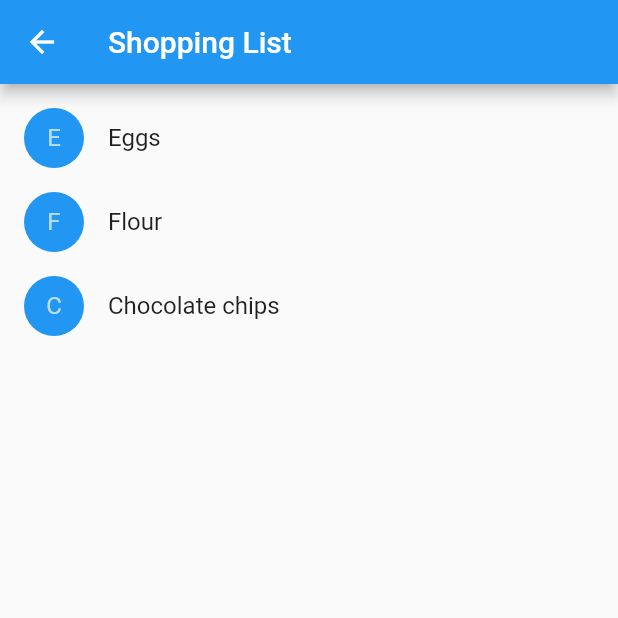
After one commit to bael4/Style_flutter, a Flutter app: the screen it shows after launch, after a tap on "Shopping", on a phone screen of 412 x 824 dp, the top half of it. The commit adds this screen. Run offline on Flutter 3.47's test engine with Material 2 defaults, Android fonts, the phone set to English and light mode, and no system bars.

Commit message:
StateLess & StateFull widgets

```diff
--- a/lib/main.dart
+++ b/lib/main.dart
@@ -2,6 +2,7 @@ import 'package:flutter/material.dart';
 import 'package:hair_style/settings.dart';
 import 'package:hair_style/settings_sound.dart';
 import 'package:hair_style/hair_stylist.dart';
+import 'package:hair_style/shoppingList/main_shopping.dart';
 
 void main() {
   runApp(MaterialApp(
@@ -12,6 +13,7 @@ void main() {
       '/settings': (context) => const Settings(),
       '/settings_sound': (context) => const SettingsSound(),
       '/hair_style': (context) => const HairStylist(),
+      '/shopping_list': (context) => const MainShopping(),
     },
   ));
 }
@@ -49,6 +51,17 @@ class Main extends StatelessWidget {
               },
               icon: const Icon(Icons.shopify_outlined),
               label: const Text('style'),
+            ),
+            TextButton.icon(
+              style: const ButtonStyle(
+                backgroundColor: MaterialStatePropertyAll(Colors.black),
+                foregroundColor: MaterialStatePropertyAll(Colors.white),
+              ),
+              onPressed: () {
+                Navigator.pushNamed(context, '/shopping_list');
+              },
+              icon: const Icon(Icons.shopping_cart),
+              label: const Text('Shopping'),
             )
           ],
         ),
--- /dev/null
+++ b/lib/shoppingList/main_shopping.dart
@@ -0,0 +1,22 @@
+import 'package:flutter/material.dart';
+import 'package:hair_style/shoppingList/shoppinList.dart';
+
+import 'product.dart';
+
+class MainShopping extends StatelessWidget {
+  const MainShopping({super.key});
+
+  @override
+  Widget build(BuildContext context) {
+    return const Scaffold(
+        body: SafeArea(
+            child: Center(
+                child: ShoppingList(
+      products: [
+        Product(name: 'Eggs'),
+        Product(name: 'Flour'),
+        Product(name: 'Chocolate chips'),
+      ],
+    ))));
+  }
+}
--- /dev/null
+++ b/lib/shoppingList/product.dart
@@ -0,0 +1,4 @@
+class Product {
+  final String name;
+  const Product({required this.name});
+}
--- /dev/null
+++ b/lib/shoppingList/shoppinList.dart
@@ -0,0 +1,45 @@
+// ignore_for_file: file_names
+
+import 'package:flutter/material.dart';
+import 'package:hair_style/shoppingList/product.dart';
+import 'package:hair_style/shoppingList/shoppingListItem.dart';
+
+class ShoppingList extends StatefulWidget {
+  final List<Product> products;
+  const ShoppingList({required this.products, super.key});
+  @override
+  State<ShoppingList> createState() => _ShoppingListState();
+}
+
+class _ShoppingListState extends State<ShoppingList> {
+  final _shoppingCart = <Product>{};
+
+  void _handleCartChanged(Product product, bool inCart) {
+    setState(() {
+      if (!inCart) {
+        _shoppingCart.add(product);
+      } else {
+        _shoppingCart.remove(product);
+      }
+    });
+  }
+
+  @override
+  Widget build(BuildContext context) {
+    return Scaffold(
+      appBar: AppBar(
+        title: const Text('Shopping List'),
+      ),
+      body: ListView(
+        padding: const EdgeInsets.symmetric(vertical: 8.0),
+        children: widget.products.map((product) {
+          return ShoppingListItem(
+            product: product,
+            inCart: _shoppingCart.contains(product),
+            onCartChanged: _handleCartChanged,
+          );
+        }).toList(),
+      ),
+    );
+  }
+}
--- /dev/null
+++ b/lib/shoppingList/shoppingListItem.dart
@@ -0,0 +1,53 @@
+import 'package:flutter/material.dart';
+import 'package:hair_style/shoppingList/product.dart';
+
+typedef CartChangedCallback = Function(Product product, bool inCart);
+
+class ShoppingListItem extends StatelessWidget {
+  ShoppingListItem({
+    required this.product,
+    required this.inCart,
+    required this.onCartChanged,
+  }) : super(key: ObjectKey(product));
+
+  final Product product;
+  final bool inCart;
+  final CartChangedCallback onCartChanged;
+
+  Color _getColor(BuildContext context) {
+    // The theme depends on the BuildContext because different
+    // parts of the tree can have different themes.
+    // The BuildContext indicates where the build is
+    // taking place and therefore which theme to use.
+
+    return inCart //
+        ? Colors.black54
+        : Theme.of(context).primaryColor;
+  }
+
+  TextStyle? _getTextStyle(BuildContext context) {
+    if (!inCart) return null;
+
+    return const TextStyle(
+      color: Colors.black54,
+      decoration: TextDecoration.lineThrough,
+    );
+  }
+
+  @override
+  Widget build(BuildContext context) {
+    return ListTile(
+      onTap: () {
+        onCartChanged(product, inCart);
+      },
+      leading: CircleAvatar(
+        backgroundColor: _getColor(context),
+        child: Text(product.name[0]),
+      ),
+      title: Text(
+        product.name,
+        style: _getTextStyle(context),
+      ),
+    );
+  }
+}
```
Also changed, not shown: 1 other file.
